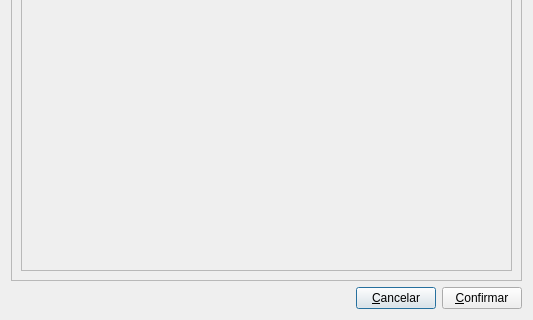
dsgoficial/DsgTools, file DsgTools/gui/CustomWidgets/AdvancedInterfaceWidgets/customFeatureForm.ui: the form before one commit; both pictures show x 0 to 533 and y 217 to 537 of the 533 by 537 pixel window.
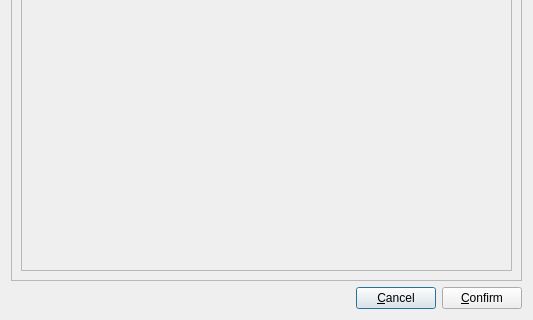
The form after the commit. Custom widgets are drawn as their Qt base class.

What changed in the file:
```diff
--- a/DsgTools/gui/CustomWidgets/AdvancedInterfaceWidgets/customFeatureForm.ui
+++ b/DsgTools/gui/CustomWidgets/AdvancedInterfaceWidgets/customFeatureForm.ui
@@ -73,14 +73,14 @@
      <item>
       <widget class="QPushButton" name="cancelPushButton">
        <property name="text">
-        <string>&amp;Cancelar</string>
+        <string>&amp;Cancel</string>
        </property>
       </widget>
      </item>
      <item>
       <widget class="QPushButton" name="okPushButton">
        <property name="text">
-        <string>&amp;Confirmar</string>
+        <string>&amp;Confirm</string>
        </property>
       </widget>
      </item>
```
